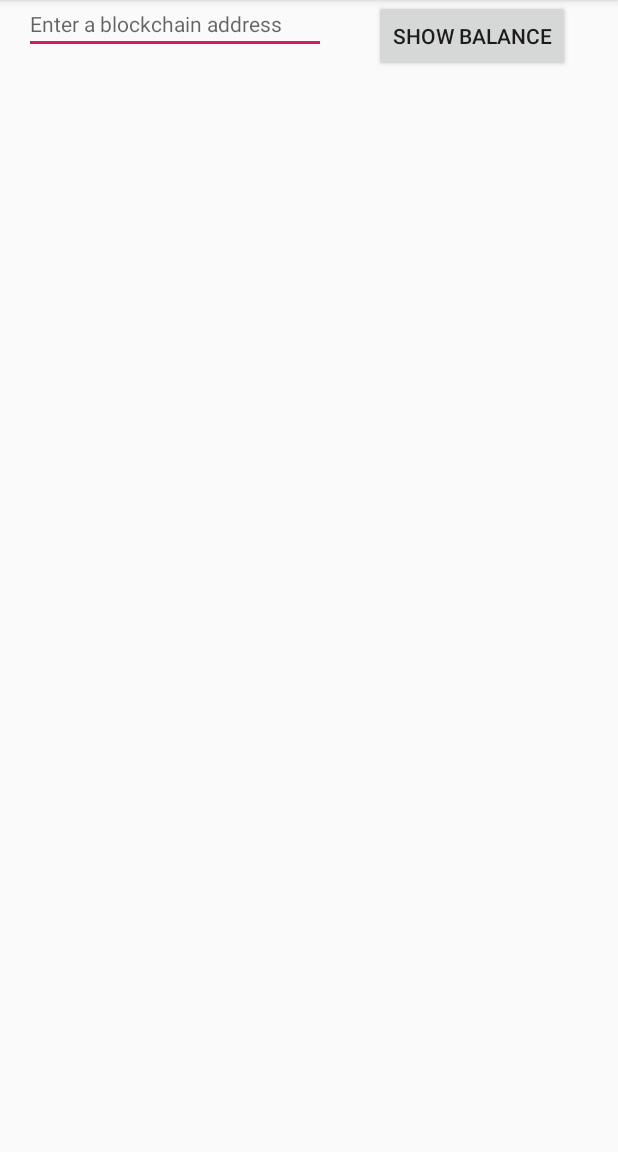
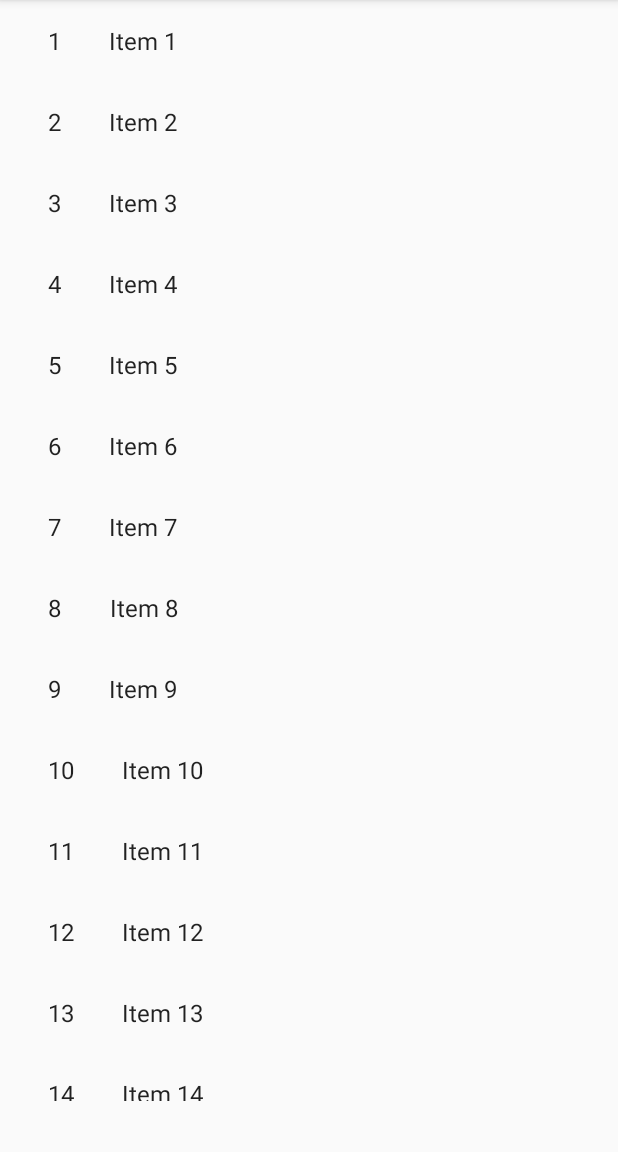
Before and after one commit to Chainmanner/COMP3004B-Nameless-Project, an Android app: the screen it shows after launch (ShowBitcoinBalance before the commit, BrowseHelpActivity after it), after a tap on "HELP", on a phone screen of 412 x 824 dp, the part 84-1236 px from its top. Run offline under Robolectric (Android 15) with nearby library versions, the phone set to English and light mode, and no system bars.

Commit message:
(Kevin)
Working on making an implementation of a ListFragment to show help topics, and returns a string upon interaction. The string is used to retrieve the help topic information from a DB, and a new fragment with the help info is created.

Also dev log 3.

```diff
--- a/Bitcoin_and_Help/app/build.gradle
+++ b/Bitcoin_and_Help/app/build.gradle
@@ -23,6 +23,8 @@ dependencies {
     implementation fileTree(dir: 'libs', include: ['*.jar'])
     implementation 'androidx.appcompat:appcompat:1.0.2'
     implementation 'androidx.constraintlayout:constraintlayout:1.1.3'
+    implementation 'androidx.legacy:legacy-support-v4:1.0.0'
+    implementation 'androidx.recyclerview:recyclerview:1.1.0'
     testImplementation 'junit:junit:4.12'
     androidTestImplementation 'androidx.test.ext:junit:1.1.0'
     androidTestImplementation 'androidx.test.espresso:espresso-core:3.1.1'
@@ -33,6 +35,5 @@ dependencies {
     implementation "androidx.navigation:navigation-fragment:$nav_version"
     implementation "androidx.navigation:navigation-ui:$nav_version"
     implementation 'androidx.gridlayout:gridlayout:1.0.0'
-    implementation 'com.android.support:recyclerview-v7:28.0.0'
 
 }
--- a/Bitcoin_and_Help/app/src/main/java/com/example/myfirstapp/BrowseHelpActivity.java
+++ b/Bitcoin_and_Help/app/src/main/java/com/example/myfirstapp/BrowseHelpActivity.java
@@ -1,23 +1,28 @@
 package com.example.myfirstapp;
 
 import androidx.appcompat.app.AppCompatActivity;
-import androidx.recyclerview.widget.GridLayoutManager;
-import androidx.recyclerview.widget.RecyclerView;
 
 import android.os.Bundle;
+import android.widget.Toast;
 
-public class BrowseHelpActivity extends AppCompatActivity {
-    private RecyclerView recyclerView;
-    private RecyclerView.Adapter rvAdapter;
-    private RecyclerView.LayoutManager layoutManager;
+import com.example.myfirstapp.dummy.DummyContent;
+
+public class BrowseHelpActivity extends AppCompatActivity implements HelpListFragment.OnListFragmentInteractionListener{
 
     @Override
     protected void onCreate(Bundle savedInstanceState) {
         super.onCreate(savedInstanceState);
         setContentView(R.layout.activity_browse_help);
-        recyclerView = (RecyclerView) findViewById(R.id.help_recycler_view);
+        if (savedInstanceState == null){
+            getSupportFragmentManager().beginTransaction()
+                    .add(R.id.help_fragment, new HelpListFragment())
+                    .commit();
+        }
+    }
 
-        layoutManager = new GridLayoutManager(this, 4);
+    public void onListFragmentInteraction(DummyContent.DummyItem item){
+        Toast toast = Toast.makeText(this,"Fragment Interaction", Toast.LENGTH_SHORT);
+        toast.show();
+    }
 
-    }
 }
--- /dev/null
+++ b/Bitcoin_and_Help/app/src/main/java/com/example/myfirstapp/HelpListFragment.java
@@ -0,0 +1,95 @@
+package com.example.myfirstapp;
+
+import android.content.Context;
+import android.os.Bundle;
+
+import androidx.fragment.app.Fragment;
+import androidx.recyclerview.widget.LinearLayoutManager;
+import androidx.recyclerview.widget.RecyclerView;
+
+import android.view.LayoutInflater;
+import android.view.View;
+import android.view.ViewGroup;
+
+import com.example.myfirstapp.dummy.DummyContent;
+import com.example.myfirstapp.dummy.DummyContent.DummyItem;
+
+/**
+ * A fragment representing a list of Items.
+ * <p/>
+ * Activities containing this fragment MUST implement the {@link OnListFragmentInteractionListener}
+ * interface.
+ */
+public class HelpListFragment extends Fragment {
+
+    private int mColumnCount = 1;
+    private OnListFragmentInteractionListener mListener;
+
+    /**
+     * Mandatory empty constructor for the fragment manager to instantiate the
+     * fragment (e.g. upon screen orientation changes).
+     */
+    public HelpListFragment() {
+    }
+
+    // TODO: Customize parameter initialization
+    @SuppressWarnings("unused")
+    public static HelpListFragment newInstance() {
+        HelpListFragment fragment = new HelpListFragment();
+        return fragment;
+    }
+
+    @Override
+    public void onCreate(Bundle savedInstanceState) {
+        super.onCreate(savedInstanceState);
+
+    }
+
+    @Override
+    public View onCreateView(LayoutInflater inflater, ViewGroup container,
+                             Bundle savedInstanceState) {
+        View view = inflater.inflate(R.layout.fragment_item_list, container, false);
+
+        // Set the adapter
+        if (view instanceof RecyclerView) {
+            Context context = view.getContext();
+            RecyclerView recyclerView = (RecyclerView) view;
+            recyclerView.setLayoutManager(new LinearLayoutManager(context));
+            recyclerView.setAdapter(new HelpListRecyclerViewAdapter(DummyContent.ITEMS, mListener));
+        }
+        return view;
+    }
+
+
+    @Override
+    public void onAttach(Context context) {
+        super.onAttach(context);
+        if (context instanceof OnListFragmentInteractionListener) {
+            mListener = (OnListFragmentInteractionListener) context;
+        } else {
+            throw new RuntimeException(context.toString()
+                    + " must implement OnListFragmentInteractionListener");
+        }
+    }
+
+    @Override
+    public void onDetach() {
+        super.onDetach();
+        mListener = null;
+    }
+
+    /**
+     * This interface must be implemented by activities that contain this
+     * fragment to allow an interaction in this fragment to be communicated
+     * to the activity and potentially other fragments contained in that
+     * activity.
+     * <p/>
+     * See the Android Training lesson <a href=
+     * "http://developer.android.com/training/basics/fragments/communicating.html"
+     * >Communicating with Other Fragments</a> for more information.
+     */
+    public interface OnListFragmentInteractionListener {
+        // TODO: Update argument type and name
+        void onListFragmentInteraction(DummyItem item);
+    }
+}
--- /dev/null
+++ b/Bitcoin_and_Help/app/src/main/java/com/example/myfirstapp/HelpListRecyclerViewAdapter.java
@@ -0,0 +1,78 @@
+package com.example.myfirstapp;
+
+import androidx.recyclerview.widget.RecyclerView;
+
+import android.view.LayoutInflater;
+import android.view.View;
+import android.view.ViewGroup;
+import android.widget.TextView;
+
+import com.example.myfirstapp.HelpListFragment.OnListFragmentInteractionListener;
+import com.example.myfirstapp.dummy.DummyContent.DummyItem;
+
+import java.util.List;
+
+/**
+ * {@link RecyclerView.Adapter} that can display a {@link DummyItem} and makes a call to the
+ * specified {@link OnListFragmentInteractionListener}.
+ * TODO: Replace the implementation with code for your data type.
+ */
+public class HelpListRecyclerViewAdapter extends RecyclerView.Adapter<HelpListRecyclerViewAdapter.ViewHolder> {
+
+    private final List<DummyItem> mValues;
+    private final OnListFragmentInteractionListener mListener;
+
+    public HelpListRecyclerViewAdapter(List<DummyItem> items, OnListFragmentInteractionListener listener) {
+        mValues = items;
+        mListener = listener;
+    }
+
+    @Override
+    public ViewHolder onCreateViewHolder(ViewGroup parent, int viewType) {
+        View view = LayoutInflater.from(parent.getContext())
+                .inflate(R.layout.fragment_item, parent, false);
+        return new ViewHolder(view);
+    }
+
+    @Override
+    public void onBindViewHolder(final ViewHolder holder, int position) {
+        holder.mItem = mValues.get(position);
+        holder.mIdView.setText(mValues.get(position).id);
+        holder.mContentView.setText(mValues.get(position).content);
+
+        holder.mView.setOnClickListener(new View.OnClickListener() {
+            @Override
+            public void onClick(View v) {
+                if (null != mListener) {
+                    // Notify the active callbacks interface (the activity, if the
+                    // fragment is attached to one) that an item has been selected.
+                    mListener.onListFragmentInteraction(holder.mItem);
+                }
+            }
+        });
+    }
+
+    @Override
+    public int getItemCount() {
+        return mValues.size();
+    }
+
+    public class ViewHolder extends RecyclerView.ViewHolder {
+        public final View mView;
+        public final TextView mIdView;
+        public final TextView mContentView;
+        public DummyItem mItem;
+
+        public ViewHolder(View view) {
+            super(view);
+            mView = view;
+            mIdView = (TextView) view.findViewById(R.id.item_number);
+            mContentView = (TextView) view.findViewById(R.id.content);
+        }
+
+        @Override
+        public String toString() {
+            return super.toString() + " '" + mContentView.getText() + "'";
+        }
+    }
+}
--- a/Bitcoin_and_Help/app/src/main/java/com/example/myfirstapp/MainActivity.java
+++ b/Bitcoin_and_Help/app/src/main/java/com/example/myfirstapp/MainActivity.java
@@ -74,8 +74,13 @@ public class MainActivity extends AppCompatActivity {
 
     }
 
-    public void beginBitcoin(View view){
+    public void beginBlockchain(View view){
         Intent intent = new Intent(getApplicationContext(), ShowBitcoinBalance.class);
         startActivity(intent);
     }
+
+    public void beginHelp(View view){
+        Intent intent = new Intent(getApplicationContext(), BrowseHelpActivity.class);
+        startActivity(intent);
+    }
 }
--- a/Bitcoin_and_Help/app/src/main/java/com/example/myfirstapp/ShowBitcoinBalance.java
+++ b/Bitcoin_and_Help/app/src/main/java/com/example/myfirstapp/ShowBitcoinBalance.java
@@ -128,7 +128,7 @@ public class ShowBitcoinBalance extends AppCompatActivity{
 
                     double balance = balances.get(0).getDouble("final_balance")/SATOSHI_VALUE;
 
-                    addr_balance.setText(String.format("Current balance: %f BTC", balance));
+                    addr_balance.setText(String.format("Address balance: %f BTC", balance));
                 }
 
 
--- /dev/null
+++ b/Bitcoin_and_Help/app/src/main/java/com/example/myfirstapp/dummy/DummyContent.java
@@ -0,0 +1,72 @@
+package com.example.myfirstapp.dummy;
+
+import java.util.ArrayList;
+import java.util.HashMap;
+import java.util.List;
+import java.util.Map;
+
+/**
+ * Helper class for providing sample content for user interfaces created by
+ * Android template wizards.
+ * <p>
+ * TODO: Replace all uses of this class before publishing your app.
+ */
+public class DummyContent {
+
+    /**
+     * An array of sample (dummy) items.
+     */
+    public static final List<DummyItem> ITEMS = new ArrayList<DummyItem>();
+
+    /**
+     * A map of sample (dummy) items, by ID.
+     */
+    public static final Map<String, DummyItem> ITEM_MAP = new HashMap<String, DummyItem>();
+
+    private static final int COUNT = 25;
+
+    static {
+        // Add some sample items.
+        for (int i = 1; i <= COUNT; i++) {
+            addItem(createDummyItem(i));
+        }
+    }
+
+    private static void addItem(DummyItem item) {
+        ITEMS.add(item);
+        ITEM_MAP.put(item.id, item);
+    }
+
+    private static DummyItem createDummyItem(int position) {
+        return new DummyItem(String.valueOf(position), "Item " + position, makeDetails(position));
+    }
+
+    private static String makeDetails(int position) {
+        StringBuilder builder = new StringBuilder();
+        builder.append("Details about Item: ").append(position);
+        for (int i = 0; i < position; i++) {
+            builder.append("\nMore details information here.");
+        }
+        return builder.toString();
+    }
+
+    /**
+     * A dummy item representing a piece of content.
+     */
+    public static class DummyItem {
+        public final String id;
+        public final String content;
+        public final String details;
+
+        public DummyItem(String id, String content, String details) {
+            this.id = id;
+            this.content = content;
+            this.details = details;
+        }
+
+        @Override
+        public String toString() {
+            return content;
+        }
+    }
+}
--- a/Bitcoin_and_Help/app/src/main/res/layout/activity_browse_help.xml
+++ b/Bitcoin_and_Help/app/src/main/res/layout/activity_browse_help.xml
@@ -6,8 +6,12 @@
     android:layout_height="match_parent"
     tools:context=".BrowseHelpActivity">
 
-    <androidx.recyclerview.widget.RecyclerView
-        android:id="@+id/help_recycler_view"
-        android:layout_width="match_parent"
-        android:layout_height="match_parent" />
+    <FrameLayout
+        android:id="@+id/help_fragment"
+        android:layout_width="415dp"
+        android:layout_height="734dp"
+        tools:layout_editor_absoluteX="1dp"
+        tools:layout_editor_absoluteY="-4dp">
+
+    </FrameLayout>
 </androidx.constraintlayout.widget.ConstraintLayout>
--- a/Bitcoin_and_Help/app/src/main/res/layout/activity_show_bitcoin_balance.xml
+++ b/Bitcoin_and_Help/app/src/main/res/layout/activity_show_bitcoin_balance.xml
@@ -14,8 +14,10 @@
         android:layout_marginLeft="32dp"
         android:layout_marginEnd="32dp"
         android:layout_marginRight="32dp"
+        android:background="#039BE5"
         android:onClick="validateAddress"
         android:text="@string/show_blockchain_addr_balance"
+        android:textColor="#FFFFFF"
         app:layout_constraintEnd_toEndOf="parent"
         app:layout_constraintHorizontal_bias="0.5"
         app:layout_constraintStart_toEndOf="@+id/blockchain_addr_input"
@@ -45,8 +47,8 @@
         android:layout_marginTop="32dp"
         android:layout_marginEnd="32dp"
         android:layout_marginRight="32dp"
-        android:background="@android:color/holo_blue_light"
-        android:textColor="@color/colorAccent"
+        android:background="#FFFFFF"
+        android:textColor="#039BE5"
         android:textSize="36sp"
         android:textStyle="bold"
         app:layout_constraintEnd_toEndOf="parent"
--- /dev/null
+++ b/Bitcoin_and_Help/app/src/main/res/layout/fragment_item.xml
@@ -0,0 +1,20 @@
+<?xml version="1.0" encoding="utf-8"?>
+<LinearLayout xmlns:android="http://schemas.android.com/apk/res/android"
+    android:layout_width="wrap_content"
+    android:layout_height="wrap_content"
+    android:orientation="horizontal">
+
+    <TextView
+        android:id="@+id/item_number"
+        android:layout_width="wrap_content"
+        android:layout_height="wrap_content"
+        android:layout_margin="@dimen/text_margin"
+        android:textAppearance="?attr/textAppearanceListItem" />
+
+    <TextView
+        android:id="@+id/content"
+        android:layout_width="wrap_content"
+        android:layout_height="wrap_content"
+        android:layout_margin="@dimen/text_margin"
+        android:textAppearance="?attr/textAppearanceListItem" />
+</LinearLayout>
--- /dev/null
+++ b/Bitcoin_and_Help/app/src/main/res/layout/fragment_item_list.xml
@@ -0,0 +1,13 @@
+<?xml version="1.0" encoding="utf-8"?>
+<androidx.recyclerview.widget.RecyclerView xmlns:android="http://schemas.android.com/apk/res/android"
+    xmlns:app="http://schemas.android.com/apk/res-auto"
+    xmlns:tools="http://schemas.android.com/tools"
+    android:id="@+id/list"
+    android:name="com.example.myfirstapp.ItemFragment"
+    android:layout_width="match_parent"
+    android:layout_height="match_parent"
+    android:layout_marginLeft="16dp"
+    android:layout_marginRight="16dp"
+    app:layoutManager="LinearLayoutManager"
+    tools:context=".HelpListFragment"
+    tools:listitem="@layout/fragment_item" />
--- /dev/null
+++ b/Bitcoin_and_Help/app/src/main/res/values/dimens.xml
@@ -0,0 +1,4 @@
+<?xml version="1.0" encoding="utf-8"?>
+<resources>
+    <dimen name="text_margin">16dp</dimen>
+</resources>
--- a/Bitcoin_and_Help/app/src/main/res/values/strings.xml
+++ b/Bitcoin_and_Help/app/src/main/res/values/strings.xml
@@ -5,4 +5,7 @@
     <string name="hyggelig_secure">hyggelig-secure</string>
     <string name="enter_blockchain_address">Enter a blockchain address</string>
     <string name="show_blockchain_addr_balance">Show Balance</string>
+
+    <!-- TODO: Remove or change this placeholder text -->
+    <string name="hello_blank_fragment">Hello blank fragment</string>
 </resources>
```
Also changed, not shown: Bitcoin_and_Help/app/src/main/res/layout/activity_main.xml (+10 -4 lines), 1 other file.
